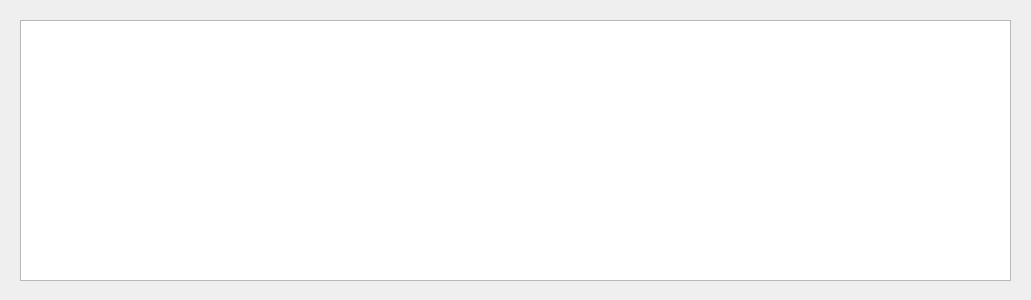
Above: TableWindow.ui from shevtsov200/QueueingSystem before the change. Below: the same form after it.
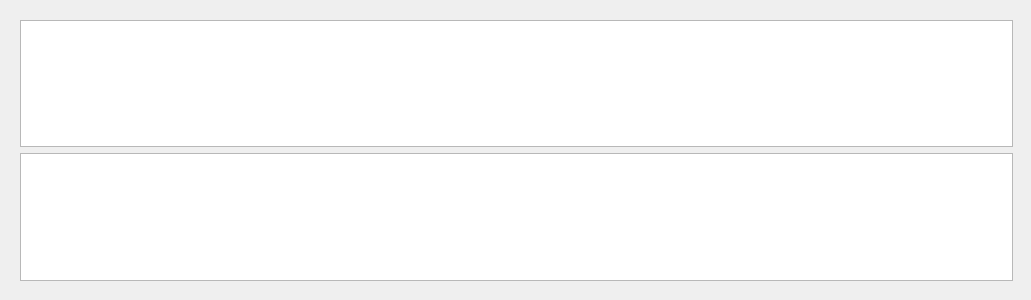
That is the form after the change.

Commit message: Add table for servers.

The edit to the form file:
```diff
--- a/TableWindow.ui
+++ b/TableWindow.ui
@@ -13,21 +13,30 @@
   <property name="windowTitle">
    <string>Form</string>
   </property>
-  <widget class="QTableWidget" name="tableWidget">
+  <widget class="QWidget" name="verticalLayoutWidget">
    <property name="geometry">
     <rect>
      <x>20</x>
      <y>20</y>
-     <width>991</width>
+     <width>993</width>
      <height>261</height>
     </rect>
    </property>
+   <layout class="QVBoxLayout" name="verticalLayout">
+    <item>
+     <widget class="QTableWidget" name="clientsTable">
    <property name="minimumSize">
     <size>
      <width>991</width>
-     <height>261</height>
-    </size>
-   </property>
+        <height>0</height>
+       </size>
+      </property>
+     </widget>
+    </item>
+    <item>
+     <widget class="QTableWidget" name="serversTable"/>
+    </item>
+   </layout>
   </widget>
  </widget>
  <resources/>
```
Lines whose indentation alone changed are shown as unchanged. The commit also changes 10 other files.
